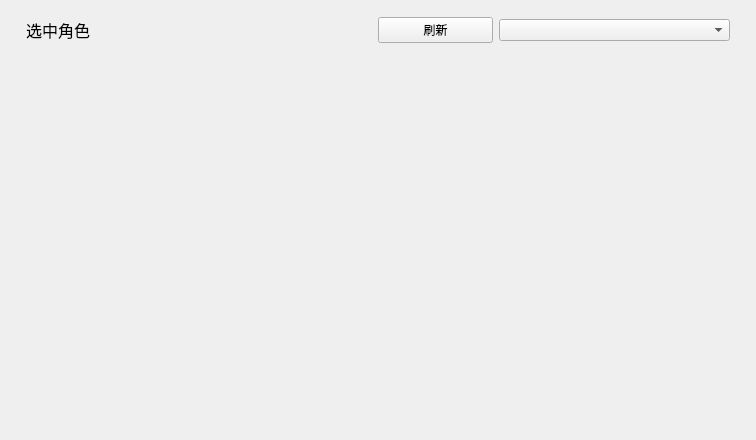
This is windows/setting/child/settingchild_char.ui in Zao-chen/ZcChat2 as Qt 5 draws it before an edit. The edited form follows.
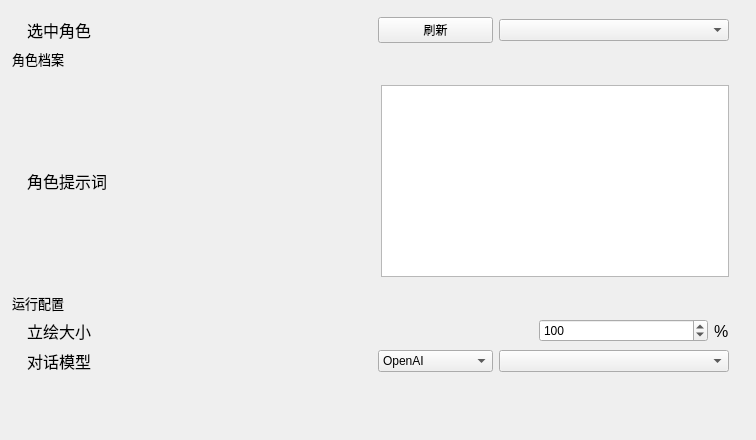
This is the edited form. Custom widgets are drawn as their Qt base class.

Commit message: feat(char): 角色配置的设置和保存

Patch:
```diff
--- a/windows/setting/child/settingchild_char.ui
+++ b/windows/setting/child/settingchild_char.ui
@@ -14,6 +14,12 @@
    <string>Form</string>
   </property>
   <layout class="QVBoxLayout" name="verticalLayout">
+   <property name="leftMargin">
+    <number>12</number>
+   </property>
+   <property name="rightMargin">
+    <number>12</number>
+   </property>
    <item>
     <widget class="ElaBreadcrumbBar" name="BreadcrumbBar" native="true">
      <property name="font">
@@ -58,7 +64,335 @@
        </widget>
       </item>
       <item>
-       <widget class="ElaComboBox" name="comboBox_CharList"/>
+       <widget class="ElaComboBox" name="comboBox_CharList">
+        <property name="styleSheet">
+         <string notr="true">/* 去除滚动条的边框和背景 */
+QScrollBar:vertical {
+    border: none;              /* 去除边框 */
+    background: transparent;   /* 背景透明 */
+    width: 8px;                /* 设置滚动条的宽度 */
+}
+
+QScrollBar::handle:vertical {
+    background: rgba(136, 136, 136, 0.5);
+    border-radius: 4px;
+}
+
+
+/* 滑块悬停时的颜色变化 */
+QScrollBar::handle:vertical:hover {
+    background: rgba(136, 136, 136, 0.8);  /* 滑块悬停时的颜色 */
+}
+
+/* 去除滚动条上下箭头按钮 */
+QScrollBar::add-line:vertical, QScrollBar::sub-line:vertical {
+    background: transparent; /* 去除上下箭头 */
+    border: none;             /* 去除箭头边框 */
+    height: 0px;              /* 强制去除箭头按钮 */
+}
+
+/* 滚动条轨道样式 */
+QScrollBar::groove:vertical {
+    background: transparent;   /* 设置轨道背景为透明 */
+    border: none;               /* 去除轨道的边框 */
+    width: 8px;                 /* 设置轨道的宽度 */
+}
+
+/* 设置滚动条范围变化时的显示效果 */
+QScrollBar:vertical:disabled {
+    background: transparent;  /* 禁用时的背景色透明 */
+    border: none;              /* 禁用时的边框 */
+}
+</string>
+        </property>
+       </widget>
+      </item>
+     </layout>
+    </widget>
+   </item>
+   <item>
+    <widget class="ElaText" name="label_5">
+     <property name="font">
+      <font>
+       <pointsize>10</pointsize>
+      </font>
+     </property>
+     <property name="text">
+      <string>角色档案</string>
+     </property>
+    </widget>
+   </item>
+   <item>
+    <widget class="ElaScrollPageArea" name="widget_CharPrompt" native="true">
+     <layout class="QHBoxLayout" name="horizontalLayout_5" stretch="1,1">
+      <property name="leftMargin">
+       <number>15</number>
+      </property>
+      <property name="topMargin">
+       <number>10</number>
+      </property>
+      <property name="rightMargin">
+       <number>15</number>
+      </property>
+      <property name="bottomMargin">
+       <number>10</number>
+      </property>
+      <item>
+       <widget class="ElaText" name="label_7">
+        <property name="font">
+         <font>
+          <pointsize>12</pointsize>
+         </font>
+        </property>
+        <property name="text">
+         <string>角色提示词</string>
+        </property>
+       </widget>
+      </item>
+      <item>
+       <widget class="ElaPlainTextEdit" name="plainTextEdit_CharPrompt">
+        <property name="sizePolicy">
+         <sizepolicy hsizetype="Preferred" vsizetype="Minimum">
+          <horstretch>0</horstretch>
+          <verstretch>0</verstretch>
+         </sizepolicy>
+        </property>
+        <property name="styleSheet">
+         <string notr="true">/* 去除滚动条的边框和背景 */
+QScrollBar:vertical {
+    border: none;              /* 去除边框 */
+    background: transparent;   /* 背景透明 */
+    width: 8px;                /* 设置滚动条的宽度 */
+}
+
+QScrollBar::handle:vertical {
+    background: rgba(136, 136, 136, 0.5);
+    border-radius: 4px;
+}
+
+
+/* 滑块悬停时的颜色变化 */
+QScrollBar::handle:vertical:hover {
+    background: rgba(136, 136, 136, 0.8);  /* 滑块悬停时的颜色 */
+}
+
+/* 去除滚动条上下箭头按钮 */
+QScrollBar::add-line:vertical, QScrollBar::sub-line:vertical {
+    background: transparent; /* 去除上下箭头 */
+    border: none;             /* 去除箭头边框 */
+    height: 0px;              /* 强制去除箭头按钮 */
+}
+
+/* 滚动条轨道样式 */
+QScrollBar::groove:vertical {
+    background: transparent;   /* 设置轨道背景为透明 */
+    border: none;               /* 去除轨道的边框 */
+    width: 8px;                 /* 设置轨道的宽度 */
+}
+
+/* 设置滚动条范围变化时的显示效果 */
+QScrollBar:vertical:disabled {
+    background: transparent;  /* 禁用时的背景色透明 */
+    border: none;              /* 禁用时的边框 */
+}
+</string>
+        </property>
+       </widget>
+      </item>
+     </layout>
+    </widget>
+   </item>
+   <item>
+    <widget class="ElaText" name="label_4">
+     <property name="font">
+      <font>
+       <pointsize>10</pointsize>
+      </font>
+     </property>
+     <property name="text">
+      <string>运行配置</string>
+     </property>
+    </widget>
+   </item>
+   <item>
+    <widget class="ElaScrollPageArea" name="widget_ApiKey_2" native="true">
+     <layout class="QHBoxLayout" name="horizontalLayout_3" stretch="3,1,0">
+      <property name="leftMargin">
+       <number>15</number>
+      </property>
+      <property name="topMargin">
+       <number>0</number>
+      </property>
+      <property name="rightMargin">
+       <number>15</number>
+      </property>
+      <property name="bottomMargin">
+       <number>0</number>
+      </property>
+      <item>
+       <widget class="ElaText" name="label_3">
+        <property name="font">
+         <font>
+          <pointsize>12</pointsize>
+         </font>
+        </property>
+        <property name="text">
+         <string>立绘大小</string>
+        </property>
+       </widget>
+      </item>
+      <item>
+       <widget class="ElaSpinBox" name="spinBox_TachieSize">
+        <property name="minimum">
+         <number>1</number>
+        </property>
+        <property name="maximum">
+         <number>999999999</number>
+        </property>
+        <property name="value">
+         <number>100</number>
+        </property>
+       </widget>
+      </item>
+      <item>
+       <widget class="ElaText" name="label">
+        <property name="font">
+         <font>
+          <pointsize>12</pointsize>
+         </font>
+        </property>
+        <property name="text">
+         <string>%</string>
+        </property>
+       </widget>
+      </item>
+     </layout>
+    </widget>
+   </item>
+   <item>
+    <widget class="ElaScrollPageArea" name="widget_ApiKey_3" native="true">
+     <layout class="QHBoxLayout" name="horizontalLayout_4" stretch="3,1,2">
+      <property name="leftMargin">
+       <number>15</number>
+      </property>
+      <property name="topMargin">
+       <number>0</number>
+      </property>
+      <property name="rightMargin">
+       <number>15</number>
+      </property>
+      <property name="bottomMargin">
+       <number>0</number>
+      </property>
+      <item>
+       <widget class="ElaText" name="label_6">
+        <property name="font">
+         <font>
+          <pointsize>12</pointsize>
+         </font>
+        </property>
+        <property name="text">
+         <string>对话模型</string>
+        </property>
+       </widget>
+      </item>
+      <item>
+       <widget class="ElaComboBox" name="comboBox_ServerSelect">
+        <property name="styleSheet">
+         <string notr="true">/* 去除滚动条的边框和背景 */
+QScrollBar:vertical {
+    border: none;              /* 去除边框 */
+    background: transparent;   /* 背景透明 */
+    width: 8px;                /* 设置滚动条的宽度 */
+}
+
+QScrollBar::handle:vertical {
+    background: rgba(136, 136, 136, 0.5);
+    border-radius: 4px;
+}
+
+
+/* 滑块悬停时的颜色变化 */
+QScrollBar::handle:vertical:hover {
+    background: rgba(136, 136, 136, 0.8);  /* 滑块悬停时的颜色 */
+}
+
+/* 去除滚动条上下箭头按钮 */
+QScrollBar::add-line:vertical, QScrollBar::sub-line:vertical {
+    background: transparent; /* 去除上下箭头 */
+    border: none;             /* 去除箭头边框 */
+    height: 0px;              /* 强制去除箭头按钮 */
+}
+
+/* 滚动条轨道样式 */
+QScrollBar::groove:vertical {
+    background: transparent;   /* 设置轨道背景为透明 */
+    border: none;               /* 去除轨道的边框 */
+    width: 8px;                 /* 设置轨道的宽度 */
+}
+
+/* 设置滚动条范围变化时的显示效果 */
+QScrollBar:vertical:disabled {
+    background: transparent;  /* 禁用时的背景色透明 */
+    border: none;              /* 禁用时的边框 */
+}
+</string>
+        </property>
+        <item>
+         <property name="text">
+          <string>OpenAI</string>
+         </property>
+        </item>
+        <item>
+         <property name="text">
+          <string>DeepSeek</string>
+         </property>
+        </item>
+       </widget>
+      </item>
+      <item>
+       <widget class="ElaComboBox" name="comboBox_ModelSelect">
+        <property name="styleSheet">
+         <string notr="true">/* 去除滚动条的边框和背景 */
+QScrollBar:vertical {
+    border: none;              /* 去除边框 */
+    background: transparent;   /* 背景透明 */
+    width: 8px;                /* 设置滚动条的宽度 */
+}
+
+QScrollBar::handle:vertical {
+    background: rgba(136, 136, 136, 0.5);
+    border-radius: 4px;
+}
+
+
+/* 滑块悬停时的颜色变化 */
+QScrollBar::handle:vertical:hover {
+    background: rgba(136, 136, 136, 0.8);  /* 滑块悬停时的颜色 */
+}
+
+/* 去除滚动条上下箭头按钮 */
+QScrollBar::add-line:vertical, QScrollBar::sub-line:vertical {
+    background: transparent; /* 去除上下箭头 */
+    border: none;             /* 去除箭头边框 */
+    height: 0px;              /* 强制去除箭头按钮 */
+}
+
+/* 滚动条轨道样式 */
+QScrollBar::groove:vertical {
+    background: transparent;   /* 设置轨道背景为透明 */
+    border: none;               /* 去除轨道的边框 */
+    width: 8px;                 /* 设置轨道的宽度 */
+}
+
+/* 设置滚动条范围变化时的显示效果 */
+QScrollBar:vertical:disabled {
+    background: transparent;  /* 禁用时的背景色透明 */
+    border: none;              /* 禁用时的边框 */
+}
+</string>
+        </property>
+       </widget>
       </item>
      </layout>
     </widget>
@@ -106,6 +440,16 @@
    <extends>QComboBox</extends>
    <header location="global">elacombobox.h</header>
   </customwidget>
+  <customwidget>
+   <class>ElaSpinBox</class>
+   <extends>QSpinBox</extends>
+   <header location="global">elaspinbox.h</header>
+  </customwidget>
+  <customwidget>
+   <class>ElaPlainTextEdit</class>
+   <extends>QPlainTextEdit</extends>
+   <header location="global">elaplaintextedit.h</header>
+  </customwidget>
  </customwidgets>
  <resources/>
  <connections/>
```
Left out of the diff: 2 changed lines with no effect on the pictures. The commit also changes 5 other files.
